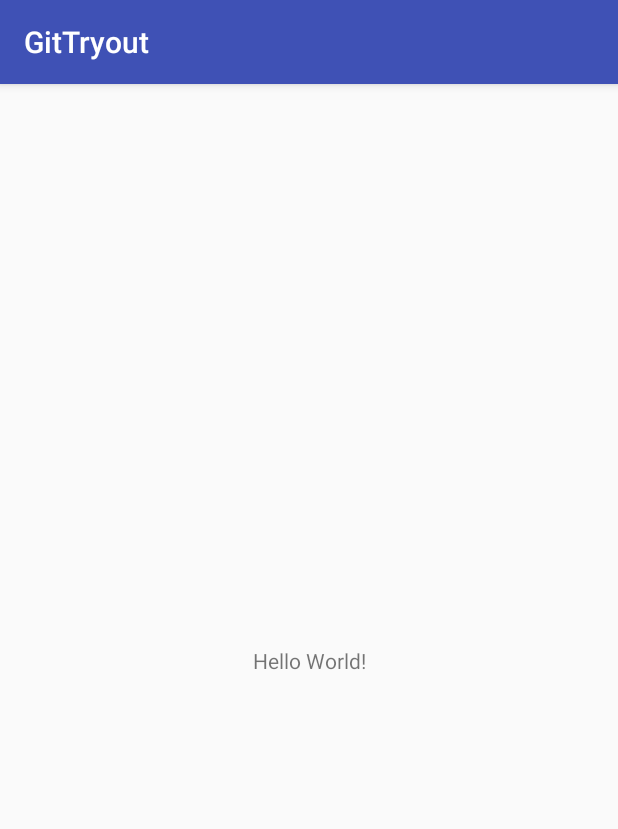
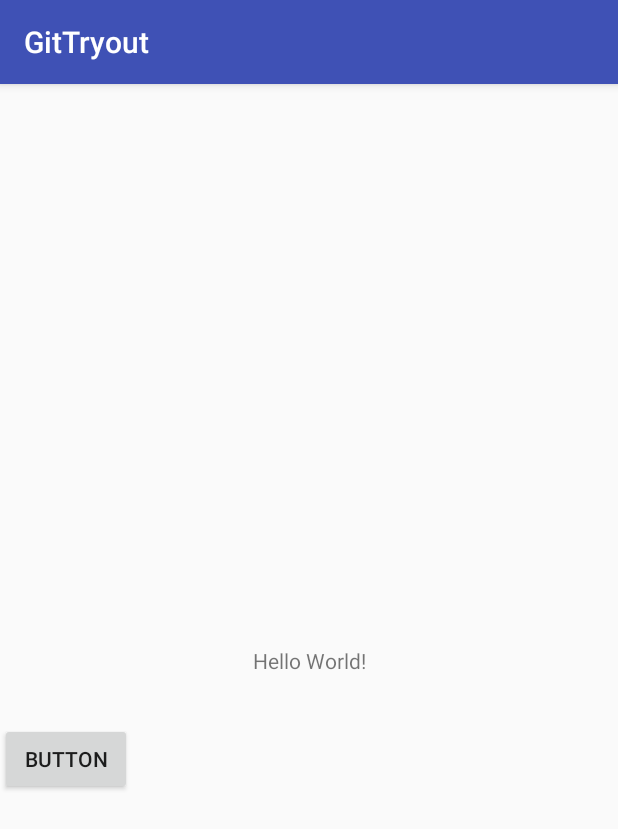
Before and after one commit to tomek3535/GitTryout, an Android app: the screen it shows after launch (MainActivity), on a phone screen of 412 x 824 dp. Shown: the top 829 px of the screen. Run offline under Robolectric (Android 15) with nearby library versions, the phone set to English and light mode, and no system bars.

Commit message:
added a button

```diff
--- a/app/src/main/res/layout/activity_main.xml
+++ b/app/src/main/res/layout/activity_main.xml
@@ -7,6 +7,7 @@
     tools:context="com.tujk.gliwice.gittryout.MainActivity">
 
     <TextView
+        android:id="@+id/textView"
         android:layout_width="wrap_content"
         android:layout_height="wrap_content"
         android:text="Hello World!"
@@ -15,4 +16,13 @@
         app:layout_constraintRight_toRightOf="parent"
         app:layout_constraintTop_toTopOf="parent" />
 
+    <Button
+        android:id="@+id/button"
+        android:layout_width="wrap_content"
+        android:layout_height="wrap_content"
+        android:layout_marginTop="32dp"
+        android:text="Button"
+        app:layout_constraintTop_toBottomOf="@+id/textView"
+        tools:layout_editor_absoluteX="148dp" />
+
 </android.support.constraint.ConstraintLayout>
```
